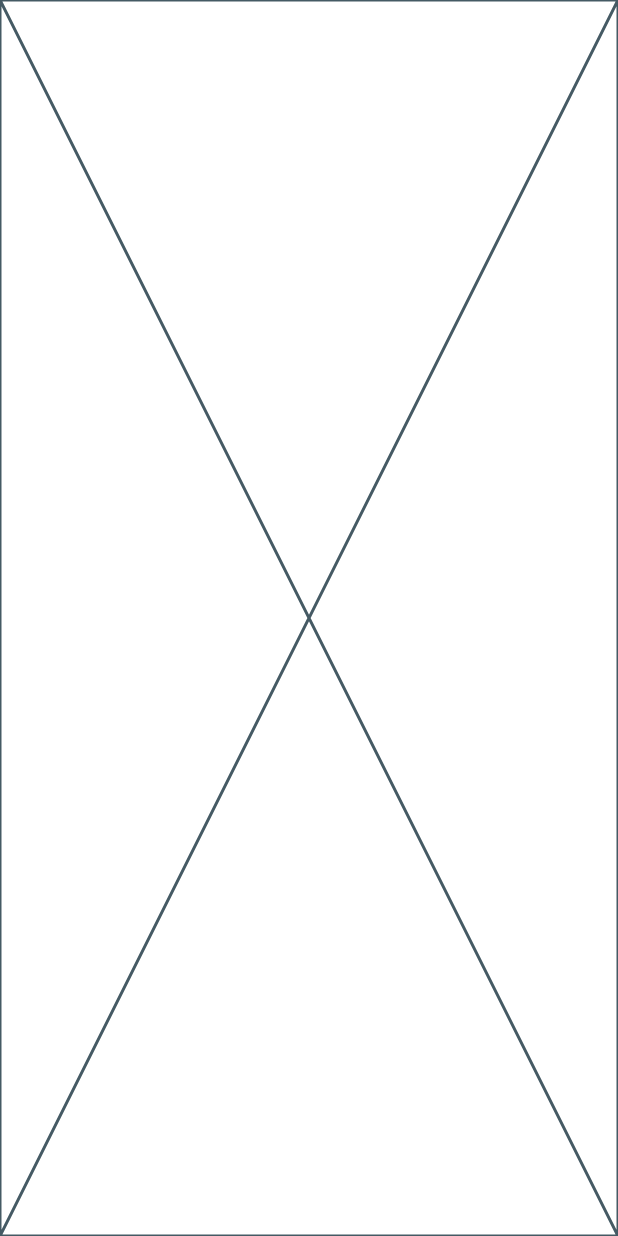
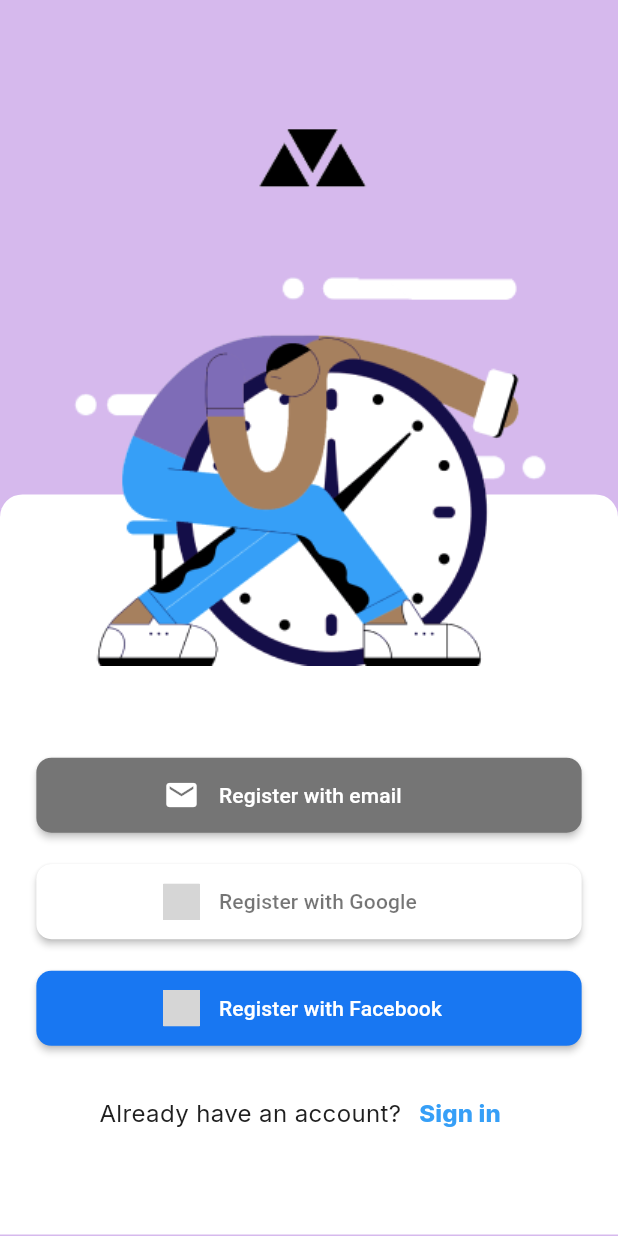
Before and after one commit to Aluve-Software/aluve_calendar_mobile, a Flutter app: the screen it shows after launch, after a tap on an icon or button, on a phone screen of 412 x 824 dp. Run offline on Flutter 3.47's test engine with Material 2 defaults, Android fonts, the phone set to English and light mode, and no system bars; drawn by our look-alikes of sign_in_button; our stand-ins replace google_fonts; grey boxes are pictures that could not be loaded.

Commit message:
Implement UI layout of register options page according to UI design
- Add illustrator and logo
- Add register with email button
- Add register with google button
- Add register with facebook button
- Add row with text and button to navigate to sign in screen if user has
  registered

```diff
--- a/lib/Views/register_options_screen.dart
+++ b/lib/Views/register_options_screen.dart
@@ -1,4 +1,9 @@
+import 'package:aluve_calendar_mobile/Views/Widgets/app_buttons.dart';
+import 'package:aluve_calendar_mobile/Views/Widgets/app_constants.dart';
+import 'package:aluve_calendar_mobile/Views/Widgets/app_text.dart';
 import 'package:flutter/material.dart';
+import 'package:google_fonts/google_fonts.dart';
+import 'package:sign_in_button/sign_in_button.dart';
 
 class RegisterOptionsScreen extends StatefulWidget {
   const RegisterOptionsScreen({super.key});
@@ -10,6 +15,113 @@ class RegisterOptionsScreen extends StatefulWidget {
 class _RegisterOptionsScreenState extends State<RegisterOptionsScreen> {
   @override
   Widget build(BuildContext context) {
-    return const Placeholder();
+    return Scaffold(
+      backgroundColor: lightPurple,
+      body: Stack(
+        children: [
+          Column(
+            children: [
+              Container(
+                decoration: BoxDecoration(
+                  color: lightPurple,
+                ),
+                height: MediaQuery.of(context).size.height / 2.5,
+                child: Padding(
+                  padding: EdgeInsets.only(
+                      top: MediaQuery.of(context).size.height / 9.79),
+                  child: Image.asset(
+                    'assets/images/Aluve_monochrome_black_1.png',
+                    alignment: Alignment.topCenter,
+                  ),
+                ),
+              ),
+              Container(
+                decoration: BoxDecoration(
+                  borderRadius: const BorderRadius.only(
+                      topLeft: Radius.circular(15),
+                      topRight: Radius.circular(15)),
+                  color: white,
+                ),
+                height: MediaQuery.of(context).size.height / 1.67,
+              ),
+            ],
+          ),
+          Center(
+              child: Padding(
+            padding: EdgeInsets.only(
+                left: MediaQuery.of(context).size.width / 17,
+                right: MediaQuery.of(context).size.width / 17,
+                top: MediaQuery.of(context).size.height / 7),
+            child: Column(
+              mainAxisAlignment: MainAxisAlignment.center,
+              children: [
+                Image.asset(
+                  'assets/images/time.png',
+                  height: MediaQuery.of(context).size.height / 3,
+                  width: MediaQuery.of(context).size.width,
+                ),
+                SizedBox(
+                  height: MediaQuery.of(context).size.height / 15,
+                ),
+                ButtonWithIcon(
+                    onPressed: () {
+                      print(MediaQuery.of(context).size.height / 9.79);
+                    },
+                    text: 'Register with email',
+                    button: Buttons.email),
+                SizedBox(
+                  height: MediaQuery.of(context).size.height / 39.15,
+                ),
+                ButtonWithIcon(
+                  onPressed: () {},
+                  text: 'Register with Google',
+                  button: Buttons.google,
+                ),
+                SizedBox(
+                  height: MediaQuery.of(context).size.height / 39.15,
+                ),
+                ButtonWithIcon(
+                  onPressed: () {},
+                  text: 'Register with Facebook',
+                  button: Buttons.facebookNew,
+                ),
+                SizedBox(
+                  height: MediaQuery.of(context).size.height / 39.15,
+                ),
+                Row(
+                  mainAxisAlignment: MainAxisAlignment.center,
+                  children: [
+                    Text(
+                      "Already have an account?",
+                      style: GoogleFonts.inter(
+                          color: black,
+                          fontSize: 16,
+                          fontWeight: FontWeight.w400),
+                    ),
+                    TextButton(
+                      onPressed: () {
+                        Navigator.of(context).pop();
+                      },
+                      child: AppText(
+                        text: 'Sign in',
+                        style: GoogleFonts.inter(
+                            color: blue2,
+                            fontSize: 16,
+                            fontWeight: FontWeight.w800),
+                      ),
+                      //  const Text(
+                      //   "Sign In",
+                      //   style: TextStyle(
+                      //       fontSize: 15, fontWeight: FontWeight.bold),
+                      // ),
+                    )
+                  ],
+                )
+              ],
+            ),
+          )),
+        ],
+      ),
+    );
   }
 }
```
